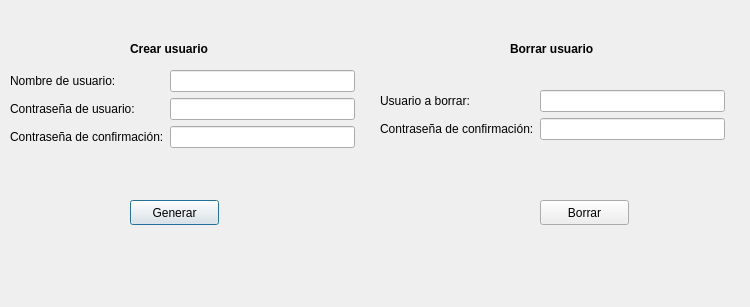
This is Interfaz/manage_user.ui in Los-Pollitos/PI-Redes-Sistemas-Operativos as Qt 5 draws it before an edit. The edited form follows.
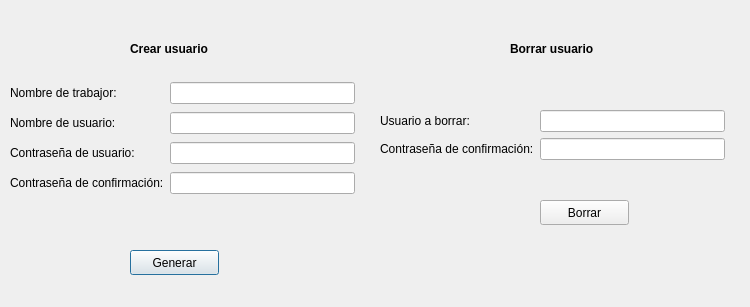
This is the edited form.

Commit message: Cambio a diseño de manage_user

What changed in the file:
```diff
--- a/Interfaz/manage_user.ui
+++ b/Interfaz/manage_user.ui
@@ -53,7 +53,7 @@
    <property name="geometry">
     <rect>
      <x>130</x>
-     <y>200</y>
+     <y>250</y>
      <width>89</width>
      <height>25</height>
     </rect>
@@ -78,74 +78,84 @@
   <widget class="QWidget" name="layoutWidget">
    <property name="geometry">
     <rect>
+     <x>380</x>
+     <y>110</y>
+     <width>345</width>
+     <height>71</height>
+    </rect>
+   </property>
+   <layout class="QFormLayout" name="formLayout_3">
+    <item row="0" column="1">
+     <widget class="QLineEdit" name="delete_username"/>
+    </item>
+    <item row="1" column="0">
+     <widget class="QLabel" name="label_3">
+      <property name="text">
+       <string>Contraseña de confirmación:</string>
+      </property>
+     </widget>
+    </item>
+    <item row="1" column="1">
+     <widget class="QLineEdit" name="second_rh_password"/>
+    </item>
+    <item row="0" column="0">
+     <widget class="QLabel" name="label_5">
+      <property name="text">
+       <string>Usuario a borrar:</string>
+      </property>
+     </widget>
+    </item>
+   </layout>
+  </widget>
+  <widget class="QWidget" name="">
+   <property name="geometry">
+    <rect>
      <x>10</x>
-     <y>70</y>
+     <y>80</y>
      <width>345</width>
-     <height>112</height>
+     <height>120</height>
     </rect>
    </property>
-   <layout class="QFormLayout" name="formLayout">
+   <layout class="QGridLayout" name="gridLayout">
     <item row="0" column="0">
+     <widget class="QLabel" name="user_name_text_2">
+      <property name="text">
+       <string>Nombre de trabajor:</string>
+      </property>
+     </widget>
+    </item>
+    <item row="0" column="1">
+     <widget class="QLineEdit" name="create_name"/>
+    </item>
+    <item row="1" column="0">
      <widget class="QLabel" name="user_name_text">
       <property name="text">
        <string>Nombre de usuario:</string>
       </property>
      </widget>
     </item>
-    <item row="0" column="1">
+    <item row="1" column="1">
      <widget class="QLineEdit" name="create_username"/>
     </item>
-    <item row="1" column="1">
-     <widget class="QLineEdit" name="create_password"/>
-    </item>
     <item row="2" column="0">
-     <widget class="QLabel" name="label_4">
-      <property name="text">
-       <string>Contraseña de confirmación:</string>
-      </property>
-     </widget>
-    </item>
-    <item row="2" column="1">
-     <widget class="QLineEdit" name="first_rh_password"/>
-    </item>
-    <item row="1" column="0">
      <widget class="QLabel" name="user_password_text">
       <property name="text">
        <string>Contraseña de usuario:</string>
       </property>
      </widget>
     </item>
-   </layout>
-  </widget>
-  <widget class="QWidget" name="layoutWidget">
-   <property name="geometry">
-    <rect>
-     <x>380</x>
-     <y>90</y>
-     <width>345</width>
-     <height>58</height>
-    </rect>
-   </property>
-   <layout class="QFormLayout" name="formLayout_3">
-    <item row="0" column="0">
-     <widget class="QLabel" name="label_5">
-      <property name="text">
-       <string>Usuario a borrar:</string>
-      </property>
-     </widget>
+    <item row="2" column="1">
+     <widget class="QLineEdit" name="create_password"/>
     </item>
-    <item row="0" column="1">
-     <widget class="QLineEdit" name="delete_username"/>
-    </item>
-    <item row="1" column="0">
-     <widget class="QLabel" name="label_3">
+    <item row="3" column="0">
+     <widget class="QLabel" name="label_4">
       <property name="text">
        <string>Contraseña de confirmación:</string>
       </property>
      </widget>
     </item>
-    <item row="1" column="1">
-     <widget class="QLineEdit" name="second_rh_password"/>
+    <item row="3" column="1">
+     <widget class="QLineEdit" name="first_rh_password"/>
     </item>
    </layout>
   </widget>
```
